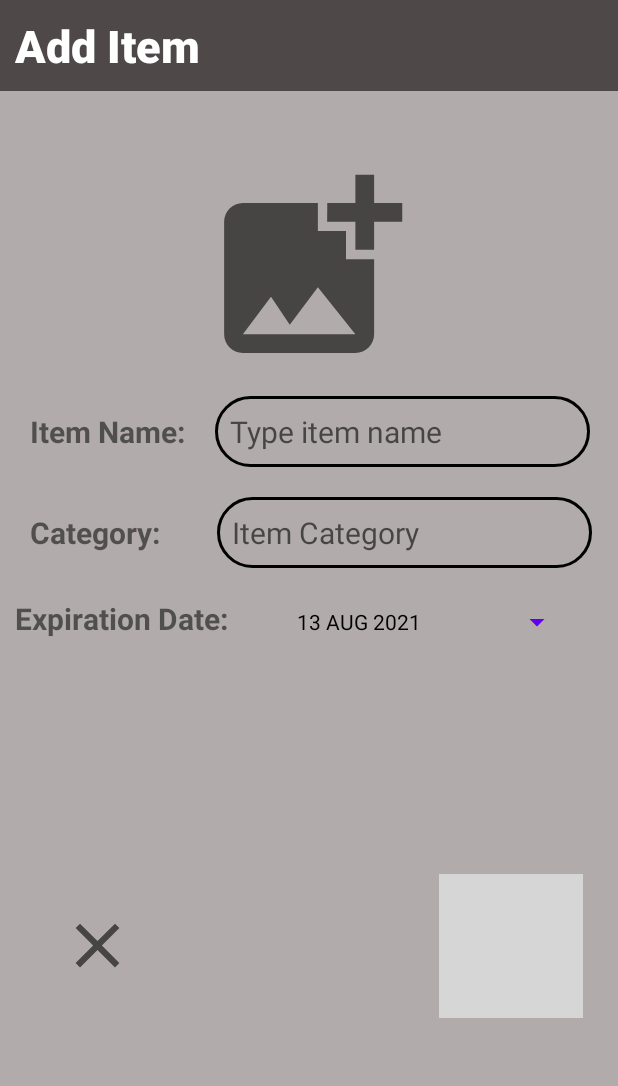
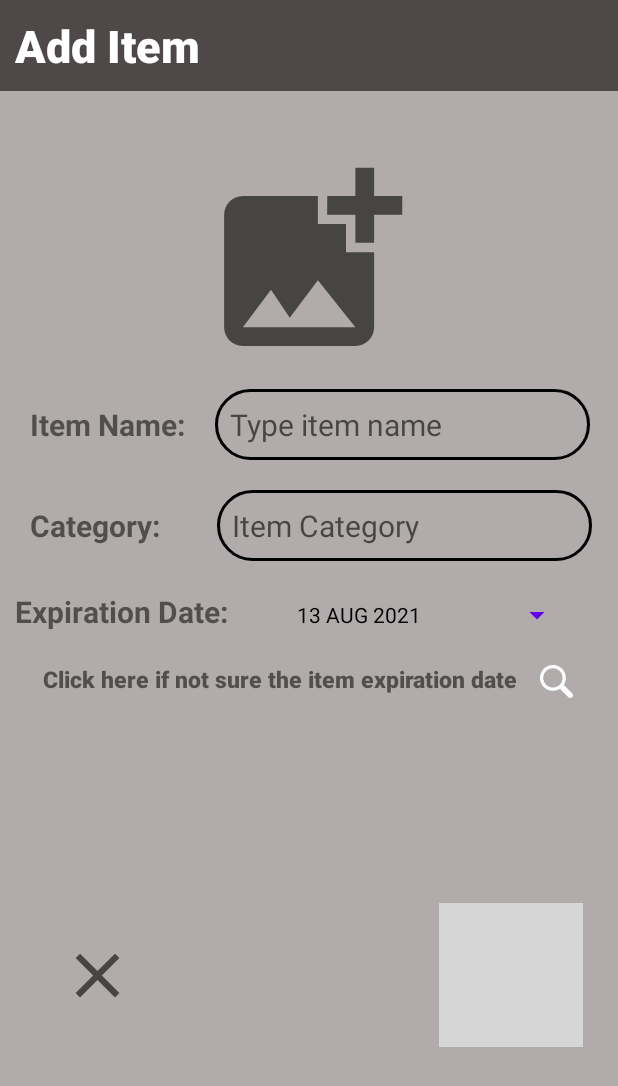
Before and after one commit to WongJiunLin/VirtualFridge, an Android app: the AddItemActivity screen opened directly, with no data from a screen before it, on a phone screen of 412 x 824 dp. Shown: the top 1086 px of the screen. Run offline under Robolectric (Android 15) with nearby library versions, the phone set to English and light mode, and no system bars; our stand-ins replace Firebase (no records; nobody signed in at launch, a user with empty details on screens opened directly); grey boxes are pictures that could not be loaded.

Commit message:
check expiration date based on category

```diff
--- a/app/src/main/res/layout/activity_add_item.xml
+++ b/app/src/main/res/layout/activity_add_item.xml
@@ -141,6 +141,18 @@
                     android:onClick="openDatePicker"/>
             </RelativeLayout>
         </LinearLayout>
+        <TextView
+            android:id="@+id/tvCheckExpiry"
+            android:layout_width="wrap_content"
+            android:layout_height="wrap_content"
+            android:text="Click here if not sure the item expiration date"
+            android:drawableRight="@drawable/icon_search"
+            android:drawablePadding="13dp"
+            android:textSize="15sp"
+            android:layout_margin="10dp"
+            android:fontFamily="sans-serif-black"
+            android:layout_gravity="center"/>
+
     </LinearLayout>
 
     <ImageButton
```
Also changed, not shown: app/src/main/res/drawable-hdpi/icon_search.png (added), app/src/main/res/drawable-mdpi/icon_search.png (added), app/src/main/res/drawable-xhdpi/icon_search.png (added), app/src/main/res/drawable-xxhdpi/icon_search.png (added), app/src/main/res/drawable-xxxhdpi/icon_search.png (added).
